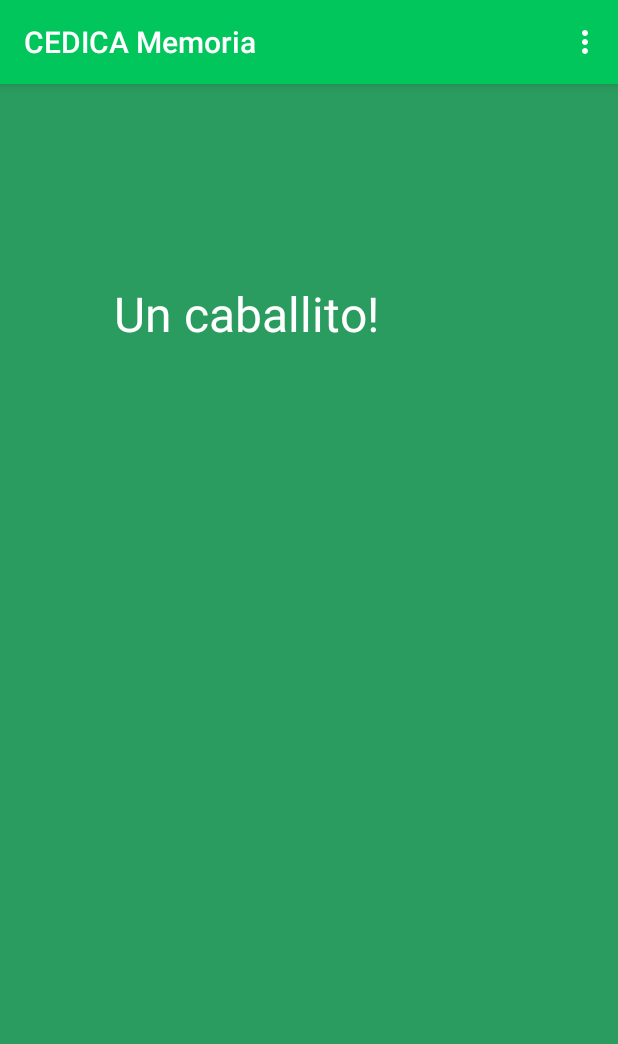
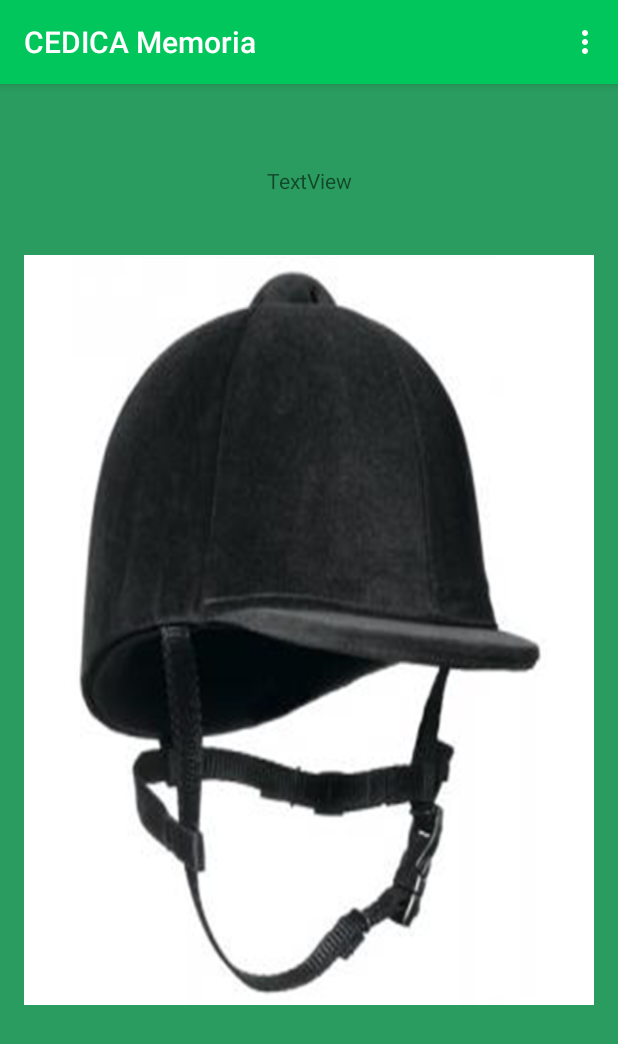
Before and after one commit to CEBracco/MEMORIABraccoCuevas, an Android app: the screen it shows after launch (MainActivity), on a phone screen of 412 x 824 dp. Shown: the top 1044 px of the screen. Run offline under Robolectric (Android 15) with nearby library versions, the phone set to English and light mode, and no system bars.

Commit message:
vista imagen

```diff
--- a/app/src/main/java/ar/org/cedica/memoriabraccocuevas/MainActivity.java
+++ b/app/src/main/java/ar/org/cedica/memoriabraccocuevas/MainActivity.java
@@ -6,9 +6,17 @@ import android.support.design.widget.FloatingActionButton;
 import android.support.design.widget.Snackbar;
 import android.support.v7.app.AppCompatActivity;
 import android.support.v7.widget.Toolbar;
+import android.text.Layout;
 import android.view.View;
 import android.view.Menu;
 import android.view.MenuItem;
+import android.widget.ArrayAdapter;
+import android.widget.ImageView;
+import android.widget.LinearLayout;
+import android.widget.ListView;
+
+import java.util.ArrayList;
+import java.util.List;
 
 public class MainActivity extends AppCompatActivity {
 
@@ -18,14 +26,32 @@ public class MainActivity extends AppCompatActivity {
         setContentView(R.layout.activity_main);
         Toolbar toolbar = (Toolbar) findViewById(R.id.toolbar);
         setSupportActionBar(toolbar);
+        ImageView img =(ImageView)findViewById(R.id.imageView);
+        ImageView img2 =(ImageView)findViewById(R.id.imageView2);
+        ImageView img3 =(ImageView)findViewById(R.id.imageView3);
+        ImageView img4 =(ImageView)findViewById(R.id.imageView4);
 
+        img.setBackgroundResource(R.drawable.casco);
+        img2.setBackgroundResource(R.drawable.casco);
+        img3.setBackgroundResource(R.drawable.casco);
+        img4.setBackgroundResource(R.drawable.casco);
 
     }
 
     @Override
     public boolean onCreateOptionsMenu(Menu menu) {
         // Inflate the menu; this adds items to the action bar if it is present.
+
         getMenuInflater().inflate(R.menu.menu_main, menu);
+       /* List<String> listita = new ArrayList<String>();
+        listita.add("holaa");
+        listita.add("El Hombre rata");
+        listita.add("holaa");
+        listita.add("El Hombre rata");
+        ListView l = (ListView) findViewById(R.id.listaImg);
+        ArrayAdapter<String> ada = new ArrayAdapter<String>(this, android.R.layout.simple_expandable_list_item_1,listita);
+        l.setAdapter(ada);
+        */
         return true;
     }
 
--- a/app/src/main/res/layout/content_main.xml
+++ b/app/src/main/res/layout/content_main.xml
@@ -14,21 +14,77 @@
     tools:context="ar.org.cedica.memoriabraccocuevas.MainActivity"
     tools:showIn="@layout/activity_main">
 
-    <GridLayout
+    <LinearLayout
+        android:orientation="vertical"
         android:layout_width="match_parent"
         android:layout_height="match_parent"
-        android:layout_below="@+id/textView"
+        android:id="@+id/linearLy"
+        android:weightSum="1"
+        android:layout_alignParentTop="true"
         android:layout_alignParentLeft="true"
-        android:layout_alignParentStart="true"
-        android:layout_marginLeft="60dp"
-        android:layout_marginStart="60dp"
-        android:layout_marginTop="115dp">
+        android:layout_alignParentStart="true">
 
-        <TextView
-            android:layout_width="wrap_content"
-            android:layout_height="wrap_content"
-            android:textColor="#FFFFFF"
-            android:textSize="32sp"
-            android:text="Un caballito!" />
-    </GridLayout>
+        <LinearLayout
+            android:orientation="vertical"
+            android:layout_width="match_parent"
+            android:layout_height="98dp"
+            android:id="@+id/linearLy1">
+
+            <TextView
+                android:text="TextView"
+                android:layout_width="match_parent"
+                android:layout_height="wrap_content"
+                android:id="@+id/textView6"
+                android:layout_weight="0.58"
+                android:layout_gravity="center_vertical"
+                android:gravity="center_vertical|center_horizontal"
+                android:layout_alignParentTop="true"
+                android:layout_alignParentLeft="true"
+                android:layout_alignParentStart="true" />
+
+        </LinearLayout>
+
+        <TableLayout
+            android:layout_width="match_parent"
+            android:layout_height="match_parent"
+            android:orientation="vertical"
+            android:id="@+id/tableImages">
+
+            <TableRow
+                android:layout_width="match_parent"
+                android:layout_height="match_parent">
+
+                <ImageView
+                    android:layout_width="wrap_content"
+                    android:layout_height="match_parent"
+                    android:id="@+id/imageView"
+                    android:adjustViewBounds="true"
+                    android:scaleType="fitCenter" />
+
+                <ImageView
+                    android:layout_width="wrap_content"
+                    android:layout_height="match_parent"
+                    android:id="@+id/imageView2"
+                    android:adjustViewBounds="true"
+                    android:scaleType="fitCenter" />
+
+                <ImageView
+                    android:layout_width="wrap_content"
+                    android:layout_height="match_parent"
+                    android:id="@+id/imageView3"
+                    android:adjustViewBounds="true"
+                    android:scaleType="fitCenter" />
+
+                <ImageView
+                    android:layout_width="wrap_content"
+                    android:layout_height="match_parent"
+                    android:id="@+id/imageView4"
+                    android:adjustViewBounds="true"
+                    android:scaleType="fitCenter" />
+            </TableRow>
+
+        </TableLayout>
+
+    </LinearLayout>
+
 </RelativeLayout>
```
Also changed, not shown: app/src/main/res/drawable/casco.png (added).
